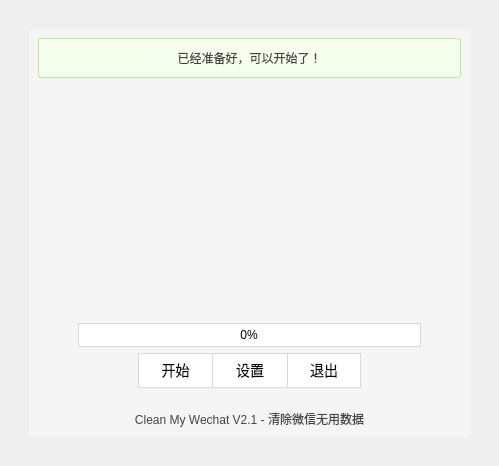
Above: images/main.ui from blackboxo/CleanMyWechat before the change. Below: the same form after it.
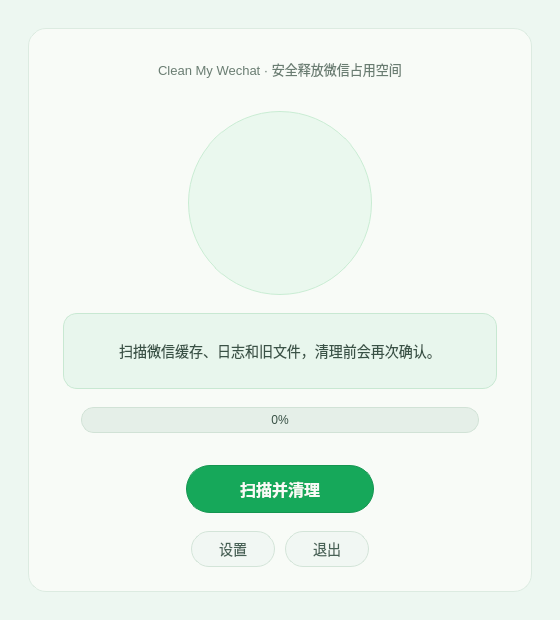
That is the form after the change. Icons and pictures are not drawn.

Commit message: Redesign app UI and improve scan responsiveness

```diff
--- a/images/main.ui
+++ b/images/main.ui
@@ -6,301 +6,235 @@
    <rect>
     <x>0</x>
     <y>0</y>
-    <width>499</width>
-    <height>466</height>
+    <width>560</width>
+    <height>620</height>
    </rect>
   </property>
+  <property name="minimumSize">
+   <size>
+    <width>560</width>
+    <height>620</height>
+   </size>
+  </property>
   <property name="windowTitle">
-   <string>Wechat Cleaner</string>
-  </property>
-  <property name="autoFillBackground">
-   <bool>false</bool>
+   <string>Clean My Wechat</string>
   </property>
   <property name="styleSheet">
    <string notr="true">* {
-	font: 9pt &quot;微软雅黑&quot;;
+    font-family: "Microsoft YaHei", "Segoe UI", sans-serif;
+    color: #21352b;
 }
-</string>
+QWidget#centralwidget {
+    background-color: #edf7f1;
+}
+QFrame#mainFrame {
+    background-color: #f8fbf7;
+    border: 1px solid #dcebe1;
+    border-radius: 18px;
+}
+QLabel#lab_info {
+    color: #395246;
+    background-color: #e8f6ed;
+    border: 1px solid #c8e8d2;
+    border-radius: 14px;
+    padding: 10px 18px;
+    font-size: 14px;
+}
+QLabel#lab_logo {
+    image: url(:/icon/wechat.png);
+    background-color: #eaf8ee;
+    border: 1px solid #c9ecd3;
+    border-radius: 92px;
+    padding: 18px;
+}
+QProgressBar {
+    background-color: #e5efe8;
+    border: 1px solid #d1e2d6;
+    border-radius: 13px;
+    color: #395246;
+    font-size: 12px;
+    text-align: center;
+}
+QProgressBar::chunk {
+    background-color: #2fbf68;
+    border-radius: 12px;
+}
+QLabel#lab_clean {
+    color: #f8fbf7;
+    background-color: #16a85a;
+    border: 1px solid #149550;
+    border-radius: 24px;
+    font-size: 16px;
+    font-weight: 600;
+    padding: 0 34px;
+}
+QLabel#lab_clean:hover {
+    background-color: #20b966;
+    border-color: #18a75a;
+}
+QLabel#lab_config, QLabel#lab_close {
+    color: #486256;
+    background-color: #f1f7f3;
+    border: 1px solid #d3e4d8;
+    border-radius: 18px;
+    font-size: 14px;
+    padding: 0 16px;
+}
+QLabel#lab_config:hover, QLabel#lab_close:hover {
+    color: #159452;
+    background-color: #e8f6ed;
+    border-color: #b9dfc5;
+}
+QLabel#lab_about {
+    color: #6a7d72;
+    font-size: 13px;
+}</string>
   </property>
   <widget class="QWidget" name="centralwidget">
-   <property name="styleSheet">
-    <string notr="true"/>
-   </property>
    <layout class="QGridLayout" name="gridLayout">
-    <item row="2" column="1">
-     <spacer name="horizontalSpacer_2">
-      <property name="orientation">
-       <enum>Qt::Horizontal</enum>
-      </property>
-      <property name="sizeHint" stdset="0">
-       <size>
-        <width>40</width>
-        <height>20</height>
-       </size>
-      </property>
-     </spacer>
-    </item>
-    <item row="0" column="1">
-     <spacer name="horizontalSpacer">
-      <property name="orientation">
-       <enum>Qt::Horizontal</enum>
-      </property>
-      <property name="sizeHint" stdset="0">
-       <size>
-        <width>40</width>
-        <height>20</height>
-       </size>
-      </property>
-     </spacer>
-    </item>
-    <item row="1" column="2">
-     <spacer name="verticalSpacer_2">
-      <property name="orientation">
-       <enum>Qt::Vertical</enum>
-      </property>
-      <property name="sizeHint" stdset="0">
-       <size>
-        <width>20</width>
-        <height>40</height>
-       </size>
-      </property>
-     </spacer>
-    </item>
-    <item row="1" column="0">
-     <spacer name="verticalSpacer">
-      <property name="orientation">
-       <enum>Qt::Vertical</enum>
-      </property>
-      <property name="sizeHint" stdset="0">
-       <size>
-        <width>20</width>
-        <height>40</height>
-       </size>
-      </property>
-     </spacer>
-    </item>
-    <item row="1" column="1">
+    <property name="leftMargin">
+     <number>28</number>
+    </property>
+    <property name="topMargin">
+     <number>28</number>
+    </property>
+    <property name="rightMargin">
+     <number>28</number>
+    </property>
+    <property name="bottomMargin">
+     <number>28</number>
+    </property>
+    <item row="0" column="0">
      <widget class="QFrame" name="mainFrame">
-      <property name="minimumSize">
-       <size>
-        <width>3</width>
-        <height>3</height>
-       </size>
-      </property>
-      <property name="styleSheet">
-       <string notr="true">.QFrame {
-	background: rgb(245, 245, 245);
-	border-radius: 3px;
-}</string>
-      </property>
-      <property name="frameShape">
-       <enum>QFrame::StyledPanel</enum>
-      </property>
-      <property name="frameShadow">
-       <enum>QFrame::Raised</enum>
-      </property>
       <layout class="QVBoxLayout" name="verticalLayout">
+       <property name="spacing">
+        <number>18</number>
+       </property>
+       <property name="leftMargin">
+        <number>34</number>
+       </property>
+       <property name="topMargin">
+        <number>30</number>
+       </property>
+       <property name="rightMargin">
+        <number>34</number>
+       </property>
+       <property name="bottomMargin">
+        <number>24</number>
+       </property>
+       <item>
+        <widget class="QLabel" name="lab_about">
+         <property name="text">
+          <string>Clean My Wechat · 安全释放微信占用空间</string>
+         </property>
+         <property name="alignment">
+          <set>Qt::AlignCenter</set>
+         </property>
+        </widget>
+       </item>
+       <item>
+        <spacer name="topSpacer">
+         <property name="orientation">
+          <enum>Qt::Vertical</enum>
+         </property>
+         <property name="sizeHint" stdset="0">
+          <size>
+           <width>20</width>
+           <height>10</height>
+          </size>
+         </property>
+        </spacer>
+       </item>
+       <item alignment="Qt::AlignHCenter">
+        <widget class="QLabel" name="lab_logo">
+         <property name="minimumSize">
+          <size>
+           <width>184</width>
+           <height>184</height>
+          </size>
+         </property>
+         <property name="maximumSize">
+          <size>
+           <width>184</width>
+           <height>184</height>
+          </size>
+         </property>
+         <property name="text">
+          <string/>
+         </property>
+        </widget>
+       </item>
        <item>
         <widget class="QLabel" name="lab_info">
          <property name="minimumSize">
           <size>
            <width>0</width>
-           <height>40</height>
+           <height>76</height>
           </size>
          </property>
-         <property name="styleSheet">
-          <string notr="true">.QLabel {
-	border:1px solid #b7eb8f;
-	border-radius:3px;
-	line-height: 140px;
-	padding: 5px;
-	color: #434343;
-	background: #f6ffed;
-}</string>
-         </property>
          <property name="text">
-          <string>&lt;html&gt;&lt;head/&gt;&lt;body&gt;&lt;p&gt;已经准备好，可以开始了！&lt;/p&gt;&lt;/body&gt;&lt;/html&gt;</string>
+          <string>扫描微信缓存、日志和旧文件，清理前会再次确认。</string>
          </property>
          <property name="alignment">
           <set>Qt::AlignCenter</set>
          </property>
+         <property name="wordWrap">
+          <bool>true</bool>
+         </property>
         </widget>
        </item>
        <item>
-        <spacer name="verticalSpacer_4">
-         <property name="orientation">
-          <enum>Qt::Vertical</enum>
+        <layout class="QHBoxLayout" name="progressLayout">
+         <property name="leftMargin">
+          <number>18</number>
          </property>
-         <property name="sizeHint" stdset="0">
-          <size>
-           <width>20</width>
-           <height>40</height>
-          </size>
+         <property name="rightMargin">
+          <number>18</number>
          </property>
-        </spacer>
-       </item>
-       <item>
-        <layout class="QHBoxLayout" name="horizontalLayout_7">
-         <item>
-          <spacer name="horizontalSpacer_13">
-           <property name="orientation">
-            <enum>Qt::Horizontal</enum>
-           </property>
-           <property name="sizeHint" stdset="0">
-            <size>
-             <width>40</width>
-             <height>20</height>
-            </size>
-           </property>
-          </spacer>
-         </item>
-         <item>
-          <widget class="QLabel" name="lab_logo">
-           <property name="minimumSize">
-            <size>
-             <width>200</width>
-             <height>200</height>
-            </size>
-           </property>
-           <property name="styleSheet">
-            <string notr="true">.QLabel {
-	image: url(:/icon/wechat.png);
-}</string>
-           </property>
-           <property name="text">
-            <string/>
-           </property>
-           <property name="alignment">
-            <set>Qt::AlignCenter</set>
-           </property>
-          </widget>
-         </item>
-         <item>
-          <spacer name="horizontalSpacer_14">
-           <property name="orientation">
-            <enum>Qt::Horizontal</enum>
-           </property>
-           <property name="sizeHint" stdset="0">
-            <size>
-             <width>40</width>
-             <height>20</height>
-            </size>
-           </property>
-          </spacer>
-         </item>
-        </layout>
-       </item>
-       <item>
-        <spacer name="verticalSpacer_5">
-         <property name="orientation">
-          <enum>Qt::Vertical</enum>
-         </property>
-         <property name="sizeHint" stdset="0">
-          <size>
-           <width>20</width>
-           <height>40</height>
-          </size>
-         </property>
-        </spacer>
-       </item>
-       <item>
-        <layout class="QHBoxLayout" name="horizontalLayout_2">
-         <item>
-          <spacer name="horizontalSpacer_4">
-           <property name="orientation">
-            <enum>Qt::Horizontal</enum>
-           </property>
-           <property name="sizeType">
-            <enum>QSizePolicy::Fixed</enum>
-           </property>
-           <property name="sizeHint" stdset="0">
-            <size>
-             <width>40</width>
-             <height>20</height>
-            </size>
-           </property>
-          </spacer>
-         </item>
          <item>
           <widget class="QProgressBar" name="bar_progress">
-           <property name="sizePolicy">
-            <sizepolicy hsizetype="Preferred" vsizetype="Fixed">
-             <horstretch>0</horstretch>
-             <verstretch>0</verstretch>
-            </sizepolicy>
-           </property>
-           <property name="maximumSize">
+           <property name="minimumSize">
             <size>
-             <width>16777215</width>
-             <height>16777215</height>
+             <width>0</width>
+             <height>26</height>
             </size>
            </property>
-           <property name="layoutDirection">
-            <enum>Qt::LeftToRight</enum>
-           </property>
-           <property name="styleSheet">
-            <string notr="true">.QProgressBar {
-    background: #fff;
-	border:1px solid #d9d9d9;
-	border-radius: 13px;
-	color: black;
-}
-QProgressBar::chunk {
-	background-color: #1890ff;
-	border-radius:12px;
-}</string>
-           </property>
            <property name="value">
             <number>0</number>
            </property>
            <property name="alignment">
             <set>Qt::AlignCenter</set>
            </property>
-           <property name="textVisible">
-            <bool>true</bool>
-           </property>
-           <property name="orientation">
-            <enum>Qt::Horizontal</enum>
-           </property>
-           <property name="invertedAppearance">
-            <bool>false</bool>
-           </property>
           </widget>
          </item>
-         <item>
-          <spacer name="horizontalSpacer_3">
-           <property name="orientation">
-            <enum>Qt::Horizontal</enum>
-           </property>
-           <property name="sizeType">
-            <enum>QSizePolicy::Fixed</enum>
-           </property>
-           <property name="sizeHint" stdset="0">
-            <size>
-             <width>40</width>
-             <height>20</height>
-            </size>
-           </property>
-          </spacer>
-         </item>
         </layout>
        </item>
        <item>
-        <layout class="QHBoxLayout" name="horizontalLayout_3">
+        <spacer name="actionSpacer">
+         <property name="orientation">
+          <enum>Qt::Vertical</enum>
+         </property>
+         <property name="sizeHint" stdset="0">
+          <size>
+           <width>20</width>
+           <height>12</height>
+          </size>
+         </property>
+        </spacer>
+       </item>
+       <item>
+        <layout class="QHBoxLayout" name="actionLayout">
          <property name="spacing">
-          <number>0</number>
+          <number>12</number>
          </property>
          <item>
-          <spacer name="horizontalSpacer_5">
+          <spacer name="actionLeft">
            <property name="orientation">
             <enum>Qt::Horizontal</enum>
            </property>
-           <property name="sizeType">
-            <enum>QSizePolicy::Fixed</enum>
-           </property>
            <property name="sizeHint" stdset="0">
             <size>
-             <width>100</width>
+             <width>20</width>
              <height>20</height>
             </size>
            </property>
@@ -308,60 +242,63 @@
          </item>
          <item>
           <widget class="QLabel" name="lab_clean">
-           <property name="styleSheet">
-            <string notr="true">.QLabel {
-    color: rgba(0,0,0,.65);
-    background-color: #fff;
-    border: 1px solid #d9d9d9;
-	border-right: 0px; 
-	height: 24px;
-	font-size: 14px;
-	padding: 0px 10px;
-}
-.QLabel:hover {
-    color: #40a9ff;
-    background-color: #fff;
-    border: 1px solid #40a9ff;
-	height: 24px;
-	font-size: 14px
-}</string>
+           <property name="minimumSize">
+            <size>
+             <width>188</width>
+             <height>48</height>
+            </size>
            </property>
            <property name="text">
-            <string>&lt;html&gt;&lt;head/&gt;&lt;body&gt;&lt;p&gt;开始&lt;/p&gt;&lt;/body&gt;&lt;/html&gt;</string>
+            <string>扫描并清理</string>
            </property>
            <property name="alignment">
             <set>Qt::AlignCenter</set>
            </property>
           </widget>
+         </item>
+         <item>
+          <spacer name="actionRight">
+           <property name="orientation">
+            <enum>Qt::Horizontal</enum>
+           </property>
+           <property name="sizeHint" stdset="0">
+            <size>
+             <width>20</width>
+             <height>20</height>
+            </size>
+           </property>
+          </spacer>
+         </item>
+        </layout>
+       </item>
+       <item>
+        <layout class="QHBoxLayout" name="secondaryLayout">
+         <property name="spacing">
+          <number>10</number>
+         </property>
+         <item>
+          <spacer name="secondaryLeft">
+           <property name="orientation">
+            <enum>Qt::Horizontal</enum>
+           </property>
+           <property name="sizeHint" stdset="0">
+            <size>
+             <width>20</width>
+             <height>20</height>
+            </size>
+           </property>
+          </spacer>
          </item>
          <item>
           <widget class="QLabel" name="lab_config">
            <property name="minimumSize">
             <size>
-             <width>0</width>
-             <height>35</height>
+             <width>84</width>
+             <height>36</height>
             </size>
            </property>
-           <property name="styleSheet">
-            <string notr="true">.QLabel {
-    color: rgba(0,0,0,.65);
-    background-color: #fff;
-    border: 1px solid #d9d9d9;
-	border-right: 0px; 
-	height: 24px;
-	font-size: 14px;
-	padding: 0px 10px;
-}
-.QLabel:hover {
-    color: #40a9ff;
-    background-color: #fff;
-    border: 1px solid #40a9ff;
-	height: 24px;
-	font-size: 14px
-}</string>
-           </property>
            <property name="text">
-            <string>&lt;html&gt;&lt;head/&gt;&lt;body&gt;&lt;p&gt;设置&lt;/p&gt;&lt;/body&gt;&lt;/html&gt;</string>
+            <string>设置</string>
            </property>
            <property name="alignment">
             <set>Qt::AlignCenter</set>
@@ -372,30 +309,12 @@
           <widget class="QLabel" name="lab_close">
            <property name="minimumSize">
             <size>
-             <width>0</width>
-             <height>30</height>
+             <width>84</width>
+             <height>36</height>
             </size>
            </property>
-           <property name="styleSheet">
-            <string notr="true">.QLabel {
-    color: rgba(0,0,0,.65);
-    background-color: #fff;
-    border: 1px solid #d9d9d9;
-	height: 24px;
-	font-size: 14px;
-	padding: 0px 10px;
-}
-
-.QLabel:hover {
-    color: #40a9ff;
-    background-color: #fff;
-    border: 1px solid #40a9ff;
-	height: 24px;
-	font-size: 14px
-}</string>
-           </property>
            <property name="text">
-            <string>&lt;html&gt;&lt;head/&gt;&lt;body&gt;&lt;p&gt;退出&lt;/p&gt;&lt;/body&gt;&lt;/html&gt;</string>
+            <string>退出</string>
            </property>
            <property name="alignment">
             <set>Qt::AlignCenter</set>
@@ -403,16 +322,13 @@
           </widget>
          </item>
          <item>
-          <spacer name="horizontalSpacer_9">
+          <spacer name="secondaryRight">
            <property name="orientation">
             <enum>Qt::Horizontal</enum>
            </property>
-           <property name="sizeType">
-            <enum>QSizePolicy::Fixed</enum>
-           </property>
            <property name="sizeHint" stdset="0">
             <size>
-             <width>100</width>
+             <width>20</width>
              <height>20</height>
             </size>
            </property>
@@ -420,34 +336,6 @@
          </item>
         </layout>
        </item>
-       <item>
-        <spacer name="verticalSpacer_3">
-         <property name="orientation">
-          <enum>Qt::Vertical</enum>
-         </property>
-         <property name="sizeHint" stdset="0">
-          <size>
-           <width>20</width>
-           <height>40</height>
-          </size>
-         </property>
-        </spacer>
-       </item>
-       <item>
-        <widget class="QLabel" name="lab_about">
-         <property name="styleSheet">
-          <string notr="true">.QLabel {
-	color: #434343;
-}</string>
-         </property>
-         <property name="text">
-          <string>Clean My Wechat V2.1 - 清除微信无用数据</string>
-         </property>
-         <property name="alignment">
-          <set>Qt::AlignCenter</set>
-         </property>
-        </widget>
-       </item>
       </layout>
      </widget>
     </item>
```
The commit also changes 2 other files.
